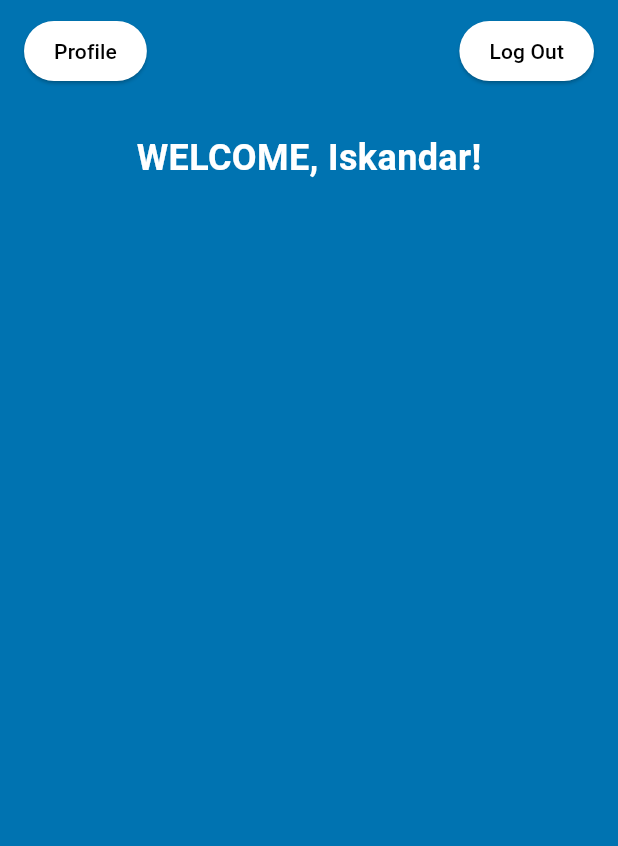
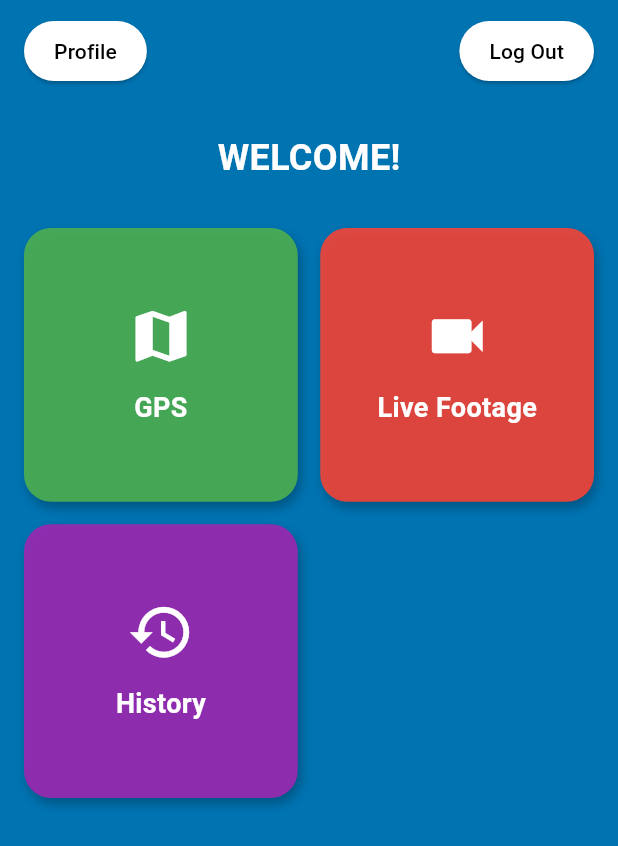
Before and after one commit to SyahmiAmsyar/MATA, a Flutter app: the DashboardPage screen opened directly, on a phone screen of 412 x 824 dp. Shown: the top 846 px of the screen. Run offline on Flutter 3.47's test engine with Material 3 defaults, Android fonts, the phone set to English and light mode, and no system bars; our stand-ins replace cloud_firestore, firebase_auth, firebase_core; accounts and stored records are empty.

Commit message:
Upadate dashboard_page.dart
Baru buat logout button function

```diff
--- a/lib/dashboard_page.dart
+++ b/lib/dashboard_page.dart
@@ -1,8 +1,62 @@
 import 'package:flutter/material.dart';
-import 'profile_page.dart'; // Import Profile Page
+import 'package:firebase_auth/firebase_auth.dart';
+import 'package:cloud_firestore/cloud_firestore.dart';
+import 'profile_page.dart';
+import 'login_page.dart'; // Import Login Page
 
-class DashboardPage extends StatelessWidget {
+class DashboardPage extends StatefulWidget {
   const DashboardPage({super.key});
+
+  @override
+  State<DashboardPage> createState() => _DashboardPageState();
+}
+
+class _DashboardPageState extends State<DashboardPage> {
+  String username = "";
+
+  @override
+  void initState() {
+    super.initState();
+    _loadUserData();
+  }
+
+  Future<void> _loadUserData() async {
+    try {
+      User? user = FirebaseAuth.instance.currentUser;
+      if (user != null) {
+        final snapshot = await FirebaseFirestore.instance
+            .collection('users')
+            .doc(user.uid)
+            .get();
+
+        if (snapshot.exists) {
+          final data = snapshot.data() as Map<String, dynamic>;
+          if (data.containsKey("Username")) {
+            setState(() {
+              username = data["Username"];
+            });
+          } else if (data.containsKey("username")) {
+            setState(() {
+              username = data["username"];
+            });
+          } else {
+            debugPrint("⚠️ No username field found!");
+          }
+        }
+      }
+    } catch (e) {
+      debugPrint("❌ Error loading user data: $e");
+    }
+  }
+
+  Future<void> _logout() async {
+    await FirebaseAuth.instance.signOut(); // Firebase sign out
+    Navigator.pushAndRemoveUntil(
+      context,
+      MaterialPageRoute(builder: (context) => const LoginPage()),
+          (route) => false, // Remove all previous routes
+    );
+  }
 
   @override
   Widget build(BuildContext context) {
@@ -11,17 +65,14 @@ class DashboardPage extends StatelessWidget {
       body: SafeArea(
         child: Column(
           children: [
+            // Top Buttons Row
             Padding(
-              padding: const EdgeInsets.symmetric(
-                horizontal: 16.0,
-                vertical: 10,
-              ),
+              padding: const EdgeInsets.symmetric(horizontal: 16.0, vertical: 10),
               child: Row(
                 mainAxisAlignment: MainAxisAlignment.spaceBetween,
                 children: [
                   ElevatedButton(
                     onPressed: () {
-                      // Navigate to Profile Page
                       Navigator.push(
                         context,
                         MaterialPageRoute(
@@ -45,9 +96,7 @@ class DashboardPage extends StatelessWidget {
                     ),
                   ),
                   ElevatedButton(
-                    onPressed: () {
-                      Navigator.pop(context); // Log Out back to Login Page
-                    },
+                    onPressed: _logout, // ✅ Fixed: log out properly
                     style: ElevatedButton.styleFrom(
                       backgroundColor: Colors.white,
                       shape: RoundedRectangleBorder(
@@ -66,13 +115,35 @@ class DashboardPage extends StatelessWidget {
                 ],
               ),
             ),
+
             const SizedBox(height: 20),
-            const Text(
-              'WELCOME, Iskandar!',
-              style: TextStyle(
+
+            // Dynamic Welcome Text
+            Text(
+              username.isNotEmpty ? 'WELCOME, $username!' : 'WELCOME!',
+              style: const TextStyle(
                 color: Colors.white,
                 fontSize: 24,
                 fontWeight: FontWeight.bold,
+              ),
+            ),
+
+            const SizedBox(height: 30),
+
+            // Feature Cards (GPS, Live Footage, History)
+            Expanded(
+              child: Padding(
+                padding: const EdgeInsets.symmetric(horizontal: 16.0),
+                child: GridView.count(
+                  crossAxisCount: 2,
+                  crossAxisSpacing: 15,
+                  mainAxisSpacing: 15,
+                  children: [
+                    _buildDashboardCard(Icons.map, "GPS", Colors.green),
+                    _buildDashboardCard(Icons.videocam, "Live Footage", Colors.red),
+                    _buildDashboardCard(Icons.history, "History", Colors.purple),
+                  ],
+                ),
               ),
             ),
           ],
@@ -80,4 +151,40 @@ class DashboardPage extends StatelessWidget {
       ),
     );
   }
+
+  Widget _buildDashboardCard(IconData icon, String title, Color color) {
+    return GestureDetector(
+      onTap: () {
+        debugPrint("$title clicked");
+      },
+      child: Container(
+        decoration: BoxDecoration(
+          color: color.withOpacity(0.9),
+          borderRadius: BorderRadius.circular(18),
+          boxShadow: [
+            BoxShadow(
+              color: Colors.black26,
+              blurRadius: 5,
+              offset: const Offset(2, 4),
+            ),
+          ],
+        ),
+        child: Column(
+          mainAxisAlignment: MainAxisAlignment.center,
+          children: [
+            Icon(icon, size: 45, color: Colors.white),
+            const SizedBox(height: 12),
+            Text(
+              title,
+              style: const TextStyle(
+                fontSize: 18,
+                fontWeight: FontWeight.bold,
+                color: Colors.white,
+              ),
+            )
+          ],
+        ),
+      ),
+    );
+  }
 }
```
